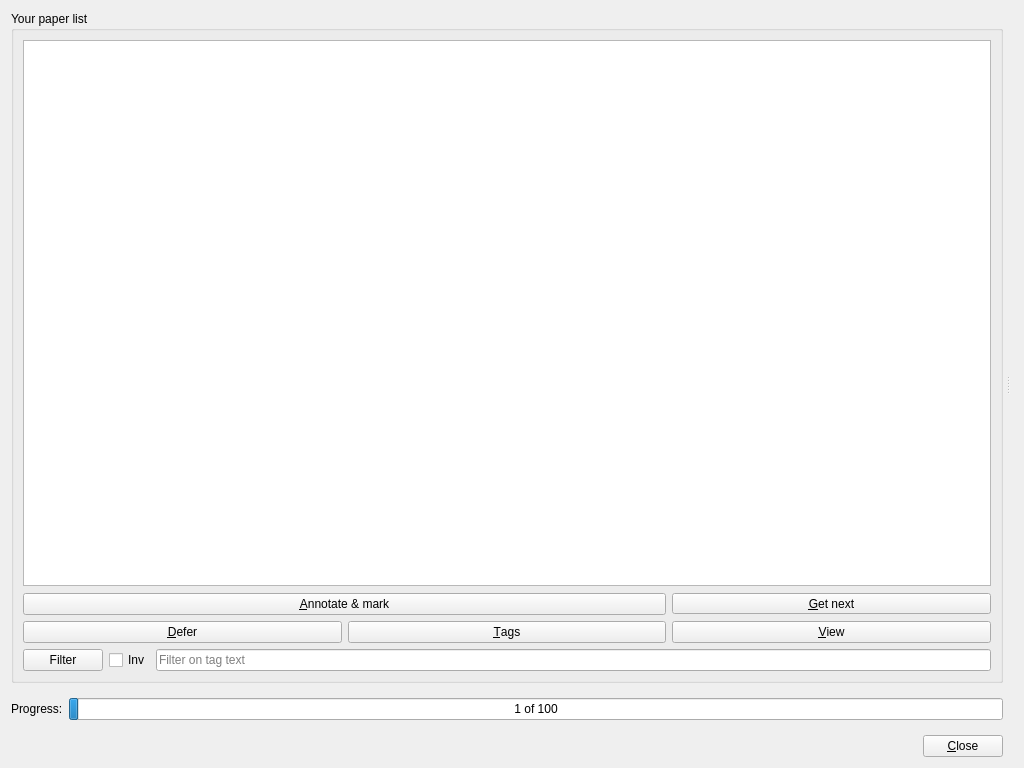
Old version of the form qtCreatorFiles/ui_marker.ui in the repository plomgrading/plom.
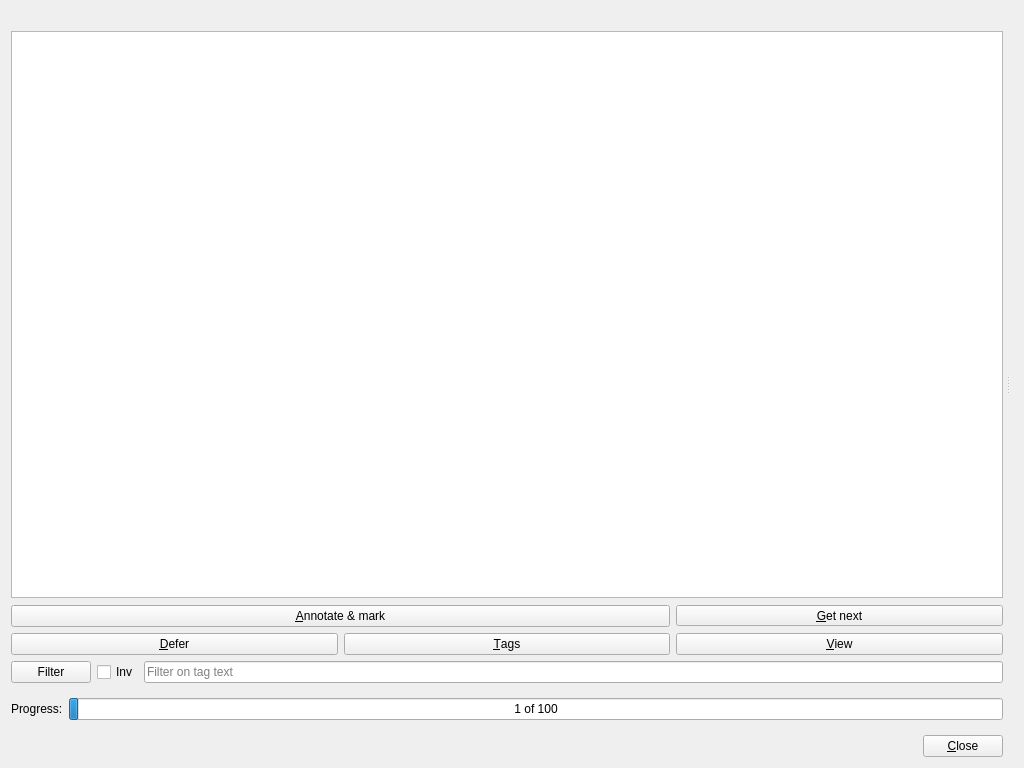
New version of the form. Custom widgets are drawn as their Qt base class.

Commit message:
Use a label and a QFrame instead of QFrameBox
I can't figure out how to flatten the design of a QFrameBox and I'm not
sure its important to visually group these things anyway.

```diff
--- a/qtCreatorFiles/ui_marker.ui
+++ b/qtCreatorFiles/ui_marker.ui
@@ -49,17 +49,33 @@
         <number>0</number>
        </property>
        <item>
-        <widget class="QGroupBox" name="tableBox">
+        <widget class="QLabel" name="labelTasks">
+         <property name="text">
+          <string notr="true">&lt;Tasks&gt;</string>
+         </property>
+        </widget>
+       </item>
+       <item>
+        <widget class="QFrame" name="tableBox">
          <property name="sizePolicy">
           <sizepolicy hsizetype="Preferred" vsizetype="Expanding">
            <horstretch>0</horstretch>
            <verstretch>1</verstretch>
           </sizepolicy>
          </property>
-         <property name="title">
-          <string>Your paper list</string>
-         </property>
          <layout class="QVBoxLayout" name="verticalLayout_2">
+          <property name="leftMargin">
+           <number>0</number>
+          </property>
+          <property name="topMargin">
+           <number>0</number>
+          </property>
+          <property name="rightMargin">
+           <number>0</number>
+          </property>
+          <property name="bottomMargin">
+           <number>0</number>
+          </property>
           <item>
            <widget class="SimpleTableView" name="tableView">
             <property name="sizePolicy">
```
The commit also changes 2 other files.
